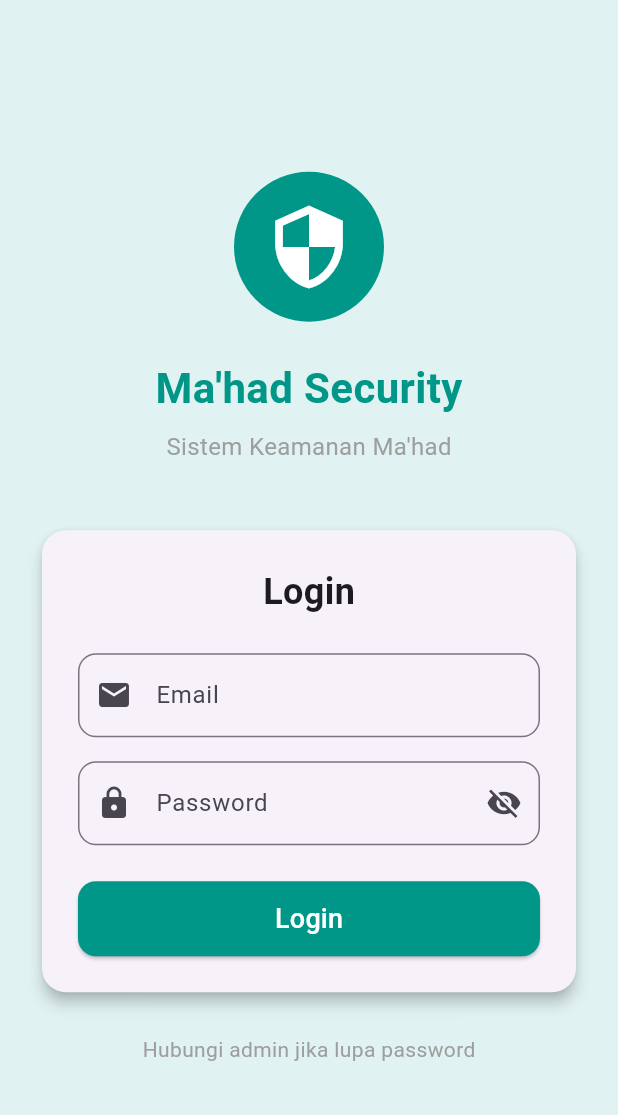
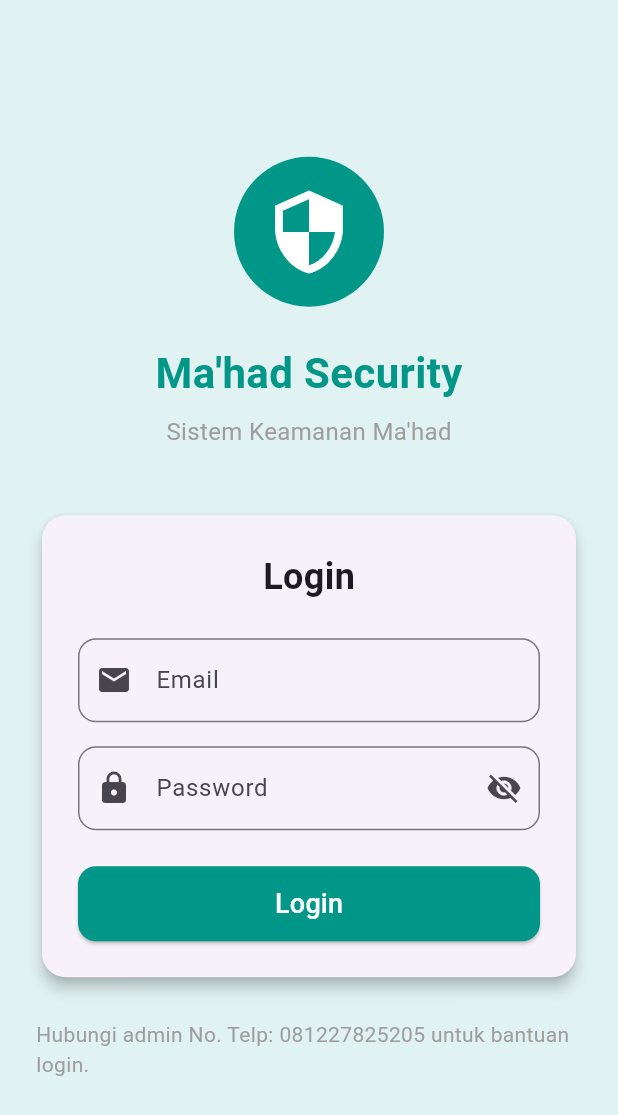
Before and after one commit to mohfarizalsholahuddinghonniuisi23/Ma-had-Security-project, a Flutter app: the screen it shows after launch, on a phone screen of 412 x 824 dp. Shown: the top 1115 px of the screen. Run offline on Flutter 3.47's test engine with Material 3 defaults, Android fonts, the phone set to English and light mode, and no system bars; our stand-ins replace cloud_firestore, firebase_auth, firebase_core, image_picker; accounts and stored records are empty.

Commit message:
update contact information login

```diff
--- a/lib/Views/login.dart
+++ b/lib/Views/login.dart
@@ -349,7 +349,7 @@ class _LoginScreenState extends State<LoginScreen> {
                   // ℹ️ INFO BANTUAN
                   // ══════════════════════════════════════════
                   const Text(
-                    'Hubungi admin jika lupa password',
+                    'Hubungi admin No. Telp: 081227825205 untuk bantuan login.',
                     style: TextStyle(
                       color: Colors.grey,
                       fontSize: 14,
```
